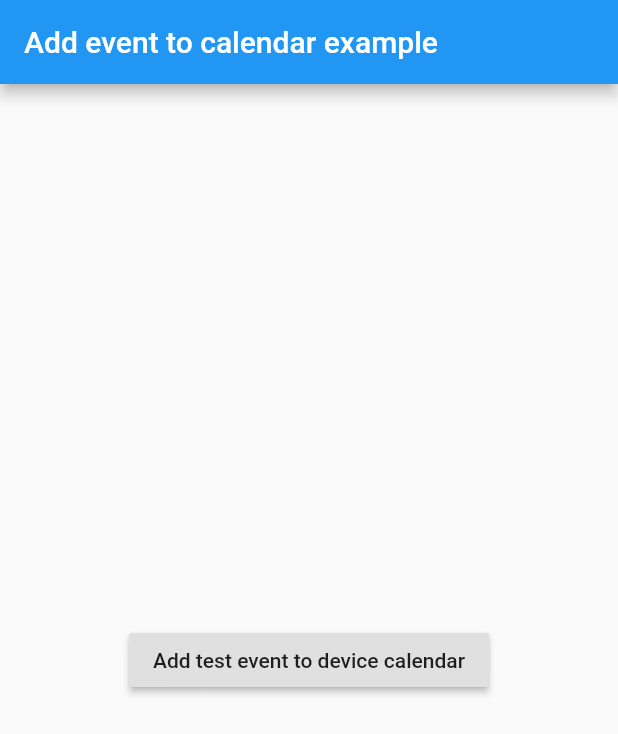
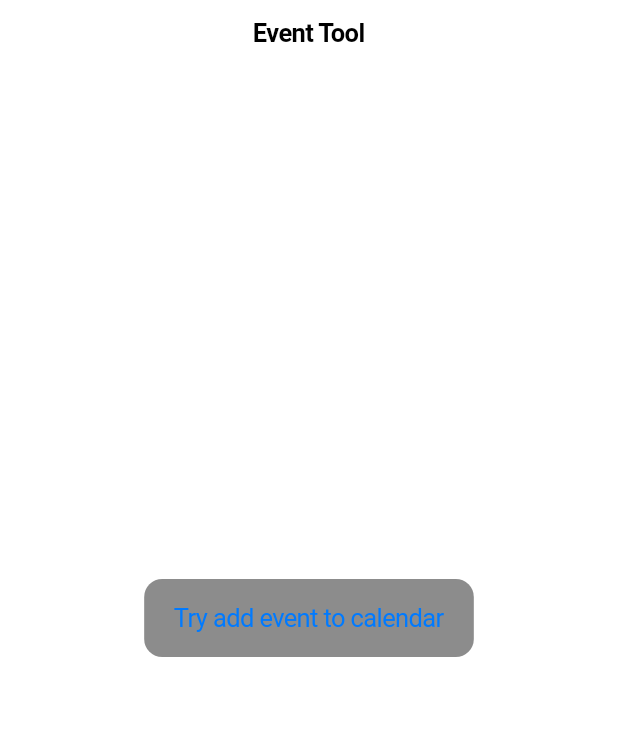
Before and after one commit to andychucs/event_tool, a Flutter app: the screen it shows after launch, on a phone screen of 412 x 824 dp. Shown: the top 734 px of the screen. Run offline on Flutter 3.47's test engine with Material 2 defaults, Android fonts, the phone set to English and light mode, and no system bars.

Commit message:
fix and new example

```diff
--- a/example/lib/main.dart
+++ b/example/lib/main.dart
@@ -1,21 +1,15 @@
-import 'package:flutter/material.dart';
-import 'package:event_tool/event_tool.dart';
 import 'package:event_tool/model/event.dart';
 
-void main() => runApp(MyApp());
+//import 'package:flutter/material.dart';
+import 'package:flutter/cupertino.dart';
+import 'package:event_tool/event_tool.dart';
+import 'package:flutter/material.dart';
 
-class MyApp extends StatefulWidget {
-  @override
-  _MyAppState createState() => _MyAppState();
-}
+void main() => runApp(CupertinoApp(home: MyApp()));
 
-class _MyAppState extends State<MyApp> {
-  String _platformVersion =
-      'Flutter (Channel stable, v1.9.1+hotfix.2, on Mac OS X 10.14.6 18G95)'
-      'Xcode - develop for iOS and macOS (Xcode 11.0)'
-      'TestPlatform:iOS13.0';
+class MyApp extends StatelessWidget {
+  final GlobalKey<ScaffoldState> scaffoldState = GlobalKey();
 
-  final GlobalKey<ScaffoldState> scaffoldState = GlobalKey();
   @override
   Widget build(BuildContext context) {
     Event event = Event(
@@ -28,23 +22,39 @@ class _MyAppState extends State<MyApp> {
       alarmBefore: 5,
     );
 
-
-    return MaterialApp(
-      home: Scaffold(
-        key: scaffoldState,
-        appBar: AppBar(
-          title: const Text('Add event to calendar example'),
-        ),
-        body: Center(
-          child: RaisedButton(
-            child: Text('Add test event to device calendar'),
-            onPressed: () {
-              EventTool.addEvent(event).then((success) {
-                scaffoldState.currentState.showSnackBar(
-                    SnackBar(content: Text(success ? 'Success' : 'Error')));
-              });
-            },
-          ),
+    return CupertinoPageScaffold(
+      navigationBar: CupertinoNavigationBar(
+        middle: const Text('Event Tool'),
+      ),
+      child: Container(
+        child: Padding(
+          padding: const EdgeInsets.all(8.0),
+          child: Center(
+              child: CupertinoButton(
+                child: Text('Try add event to calendar'),
+                color: Colors.black45,
+                onPressed: () {
+                  EventTool.addEvent(event).then((success) {
+                    showCupertinoDialog(
+                      context: context,
+                      builder: (context) {
+                        return CupertinoAlertDialog(
+                          title: Text('Test event'),
+                          content: Text(success ? 'Success' : 'Error'),
+                          actions: <Widget>[
+                            CupertinoDialogAction(
+                              child: Text('OK'),
+                              onPressed: () {
+                                Navigator.of(context).pop();
+                              },
+                            ),
+                          ],
+                        );
+                      },
+                    );
+                  });
+                },
+              )),
         ),
       ),
     );
```
Also changed, not shown: 2 other files.
